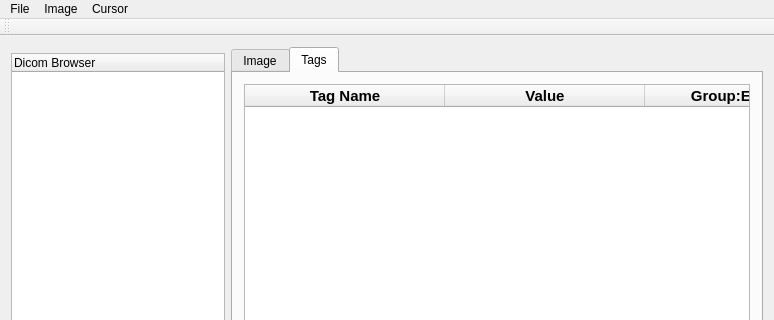
Qt form mainwindow.ui (camol/DicomView) before a commit; both pictures show x 0 to 774 and y 0 to 320 of the 774 by 552 pixel window.
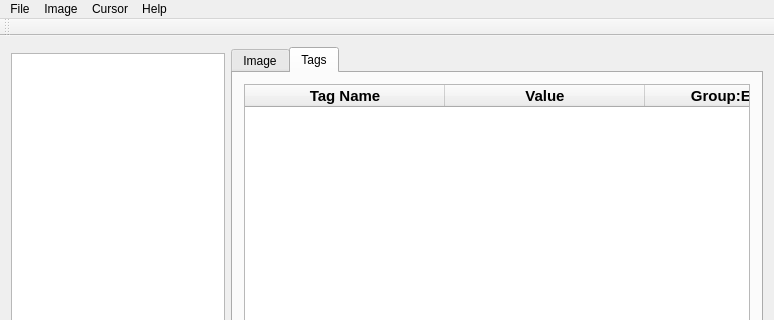
The same form after that commit. The open tabs and pages were chosen to show the change.

The edit to the form file:
```diff
--- a/mainwindow.ui
+++ b/mainwindow.ui
@@ -587,7 +587,7 @@
      </widget>
     </item>
     <item row="1" column="0">
-     <widget class="QTreeWidget" name="treeWidget">
+     <widget class="QTreeView" name="treeView">
       <property name="minimumSize">
        <size>
         <width>214</width>
@@ -600,11 +600,6 @@
         <height>16777215</height>
        </size>
       </property>
-      <column>
-       <property name="text">
-        <string>Dicom Browser</string>
-       </property>
-      </column>
      </widget>
     </item>
    </layout>
@@ -671,9 +666,18 @@
     <addaction name="actionDrag"/>
     <addaction name="actionManual_Windowing"/>
    </widget>
+   <widget class="QMenu" name="menuHelp">
+    <property name="title">
+     <string>Help</string>
+    </property>
+    <addaction name="actionHelp"/>
+    <addaction name="separator"/>
+    <addaction name="actionAbout_DicomView"/>
+   </widget>
    <addaction name="menuOpen"/>
    <addaction name="menuImage"/>
    <addaction name="menuCursor"/>
+   <addaction name="menuHelp"/>
   </widget>
   <widget class="QToolBar" name="mainToolBar">
    <attribute name="toolBarArea">
```
Left out of the diff: 18 changed lines with no effect on the pictures.
